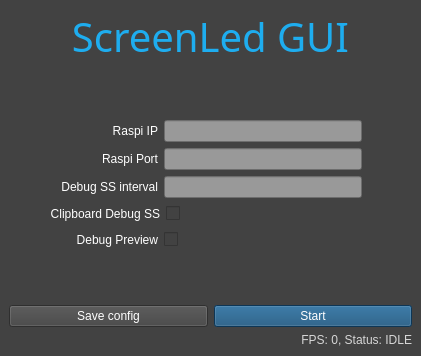
Above: ScreenLedGUI/screenledgui.ui from 0LTSU0/ScreenLed before the change. Below: the same form after it.
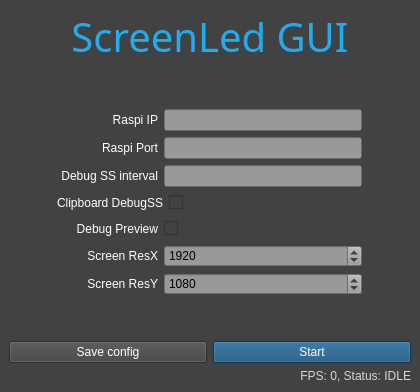
That is the form after the change.

Commit message: windows udp port and screen res config

```diff
--- a/ScreenLedGUI/screenledgui.ui
+++ b/ScreenLedGUI/screenledgui.ui
@@ -6,8 +6,8 @@
    <rect>
     <x>0</x>
     <y>0</y>
-    <width>421</width>
-    <height>356</height>
+    <width>420</width>
+    <height>392</height>
    </rect>
   </property>
   <property name="windowTitle">
@@ -17,7 +17,7 @@
    <string notr="true">background-color: rgb(66, 66, 66);</string>
   </property>
   <widget class="QWidget" name="centralWidget">
-   <layout class="QVBoxLayout" name="verticalLayout" stretch="0,0,0,0,0,0,0,0,0,0">
+   <layout class="QVBoxLayout" name="verticalLayout" stretch="0,0,0,0,0,0,0,0,0,0,0,0">
     <item>
      <widget class="QLabel" name="header">
       <property name="sizePolicy">
@@ -208,7 +208,7 @@
      </layout>
     </item>
     <item>
-     <layout class="QHBoxLayout" name="horizontalLayout_4" stretch="1,2,5,1">
+     <layout class="QHBoxLayout" name="horizontalLayout_4" stretch="1,2,4,1">
       <item>
        <spacer name="horizontalSpacer_8">
         <property name="orientation">
@@ -228,7 +228,7 @@
          <string notr="true">color: rgb(255, 255, 255);</string>
         </property>
         <property name="text">
-         <string>Clipboard Debug SS</string>
+         <string>Clipboard DebugSS</string>
         </property>
         <property name="alignment">
          <set>Qt::AlignRight|Qt::AlignTrailing|Qt::AlignVCenter</set>
@@ -287,6 +287,9 @@
       </item>
       <item>
        <widget class="QCheckBox" name="showPreviewVal">
+        <property name="enabled">
+         <bool>false</bool>
+        </property>
         <property name="text">
          <string/>
         </property>
@@ -307,6 +310,118 @@
       </item>
      </layout>
     </item>
+    <item>
+     <layout class="QHBoxLayout" name="horizontalLayout_8" stretch="1,2,4,1">
+      <item>
+       <spacer name="horizontalSpacer_11">
+        <property name="orientation">
+         <enum>Qt::Horizontal</enum>
+        </property>
+        <property name="sizeHint" stdset="0">
+         <size>
+          <width>40</width>
+          <height>20</height>
+         </size>
+        </property>
+       </spacer>
+      </item>
+      <item>
+       <widget class="QLabel" name="screenResX">
+        <property name="styleSheet">
+         <string notr="true">color: rgb(255, 255, 255);</string>
+        </property>
+        <property name="text">
+         <string>Screen ResX</string>
+        </property>
+        <property name="alignment">
+         <set>Qt::AlignRight|Qt::AlignTrailing|Qt::AlignVCenter</set>
+        </property>
+       </widget>
+      </item>
+      <item>
+       <widget class="QSpinBox" name="screenResXval">
+        <property name="styleSheet">
+         <string notr="true">background-color: rgb(153, 153, 153);</string>
+        </property>
+        <property name="maximum">
+         <number>3840</number>
+        </property>
+        <property name="value">
+         <number>1920</number>
+        </property>
+       </widget>
+      </item>
+      <item>
+       <spacer name="horizontalSpacer_12">
+        <property name="orientation">
+         <enum>Qt::Horizontal</enum>
+        </property>
+        <property name="sizeHint" stdset="0">
+         <size>
+          <width>40</width>
+          <height>20</height>
+         </size>
+        </property>
+       </spacer>
+      </item>
+     </layout>
+    </item>
+    <item>
+     <layout class="QHBoxLayout" name="horizontalLayout_9" stretch="1,2,4,1">
+      <item>
+       <spacer name="horizontalSpacer_13">
+        <property name="orientation">
+         <enum>Qt::Horizontal</enum>
+        </property>
+        <property name="sizeHint" stdset="0">
+         <size>
+          <width>40</width>
+          <height>20</height>
+         </size>
+        </property>
+       </spacer>
+      </item>
+      <item>
+       <widget class="QLabel" name="screenResY">
+        <property name="styleSheet">
+         <string notr="true">color: rgb(255, 255, 255);</string>
+        </property>
+        <property name="text">
+         <string>Screen ResY</string>
+        </property>
+        <property name="alignment">
+         <set>Qt::AlignRight|Qt::AlignTrailing|Qt::AlignVCenter</set>
+        </property>
+       </widget>
+      </item>
+      <item>
+       <widget class="QSpinBox" name="screenResYval">
+        <property name="styleSheet">
+         <string notr="true">background-color: rgb(153, 153, 153);</string>
+        </property>
+        <property name="maximum">
+         <number>2160</number>
+        </property>
+        <property name="value">
+         <number>1080</number>
+        </property>
+       </widget>
+      </item>
+      <item>
+       <spacer name="horizontalSpacer_14">
+        <property name="orientation">
+         <enum>Qt::Horizontal</enum>
+        </property>
+        <property name="sizeHint" stdset="0">
+         <size>
+          <width>40</width>
+          <height>20</height>
+         </size>
+        </property>
+       </spacer>
+      </item>
+     </layout>
+    </item>
     <item>
      <spacer name="verticalSpacer_2">
       <property name="orientation">
```
The commit also changes 10 other files.
